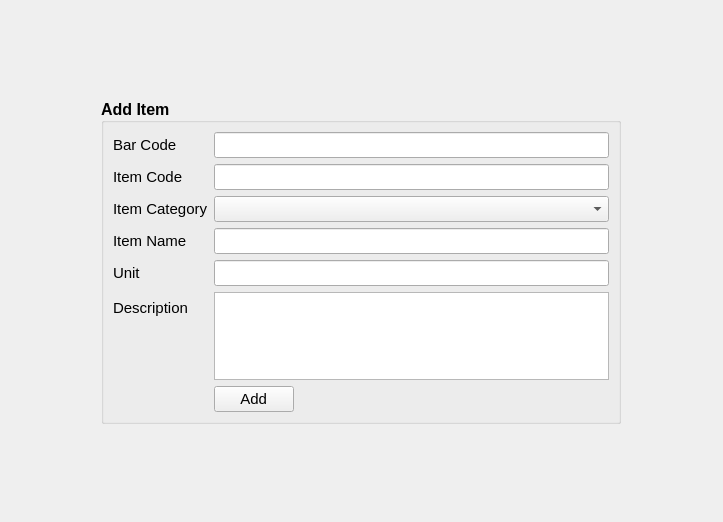
Above: estorecpp/additemwidget.ui from Watti/estorecpp before the change. Below: the same form after it.
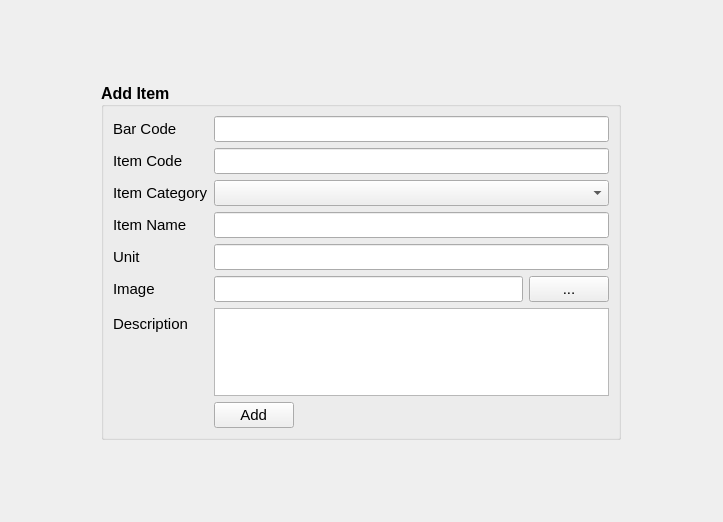
That is the form after the change.

Commit message: item images added

Patch:
```diff
--- a/estorecpp/additemwidget.ui
+++ b/estorecpp/additemwidget.ui
@@ -183,6 +183,49 @@
        </widget>
       </item>
       <item row="5" column="0">
+       <widget class="QLabel" name="label_7">
+        <property name="font">
+         <font>
+          <pointsize>11</pointsize>
+          <weight>50</weight>
+          <bold>false</bold>
+         </font>
+        </property>
+        <property name="text">
+         <string>Image</string>
+        </property>
+       </widget>
+      </item>
+      <item row="5" column="1">
+       <layout class="QHBoxLayout" name="horizontalLayout_2">
+        <item>
+         <widget class="QLineEdit" name="imagePath">
+          <property name="font">
+           <font>
+            <pointsize>11</pointsize>
+            <weight>50</weight>
+            <bold>false</bold>
+           </font>
+          </property>
+         </widget>
+        </item>
+        <item>
+         <widget class="QPushButton" name="openImage">
+          <property name="font">
+           <font>
+            <pointsize>11</pointsize>
+            <weight>50</weight>
+            <bold>false</bold>
+           </font>
+          </property>
+          <property name="text">
+           <string>...</string>
+          </property>
+         </widget>
+        </item>
+       </layout>
+      </item>
+      <item row="6" column="0">
        <widget class="QLabel" name="label_6">
         <property name="font">
          <font>
@@ -196,7 +239,7 @@
         </property>
        </widget>
       </item>
-      <item row="5" column="1">
+      <item row="6" column="1">
        <widget class="QTextEdit" name="descriptionText">
         <property name="sizePolicy">
          <sizepolicy hsizetype="Minimum" vsizetype="Minimum">
@@ -216,7 +259,7 @@
         </property>
        </widget>
       </item>
-      <item row="6" column="0">
+      <item row="7" column="0">
        <spacer name="horizontalSpacer">
         <property name="orientation">
          <enum>Qt::Horizontal</enum>
@@ -229,7 +272,7 @@
         </property>
        </spacer>
       </item>
-      <item row="6" column="1">
+      <item row="7" column="1">
        <layout class="QHBoxLayout" name="horizontalLayout">
         <item>
          <widget class="QPushButton" name="addButton">
```
The commit also changes 11 other files.
